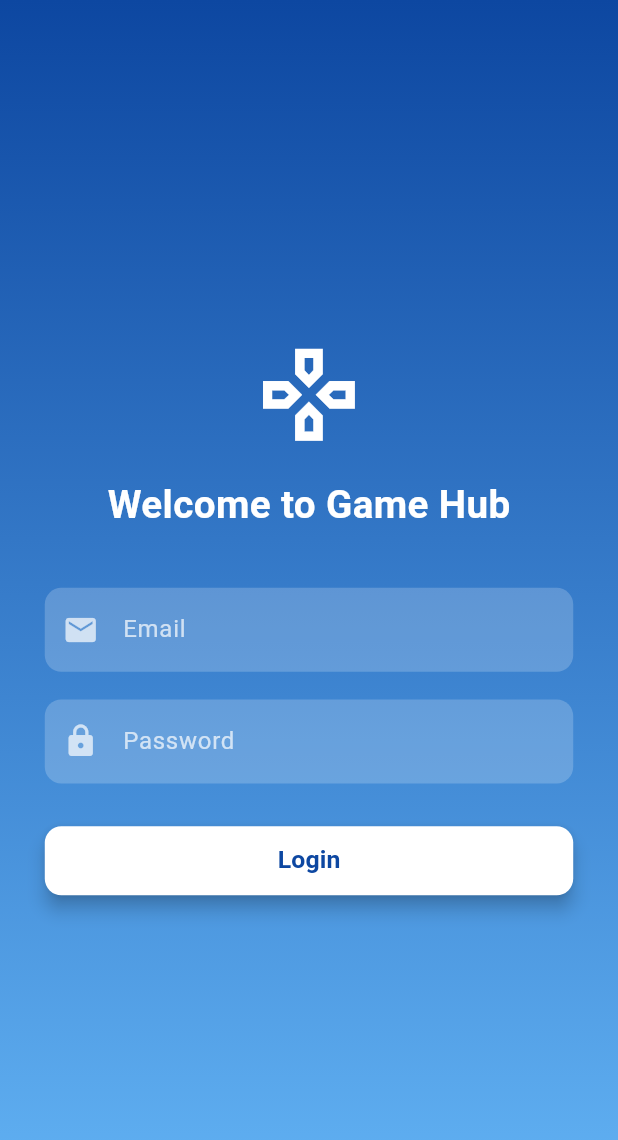
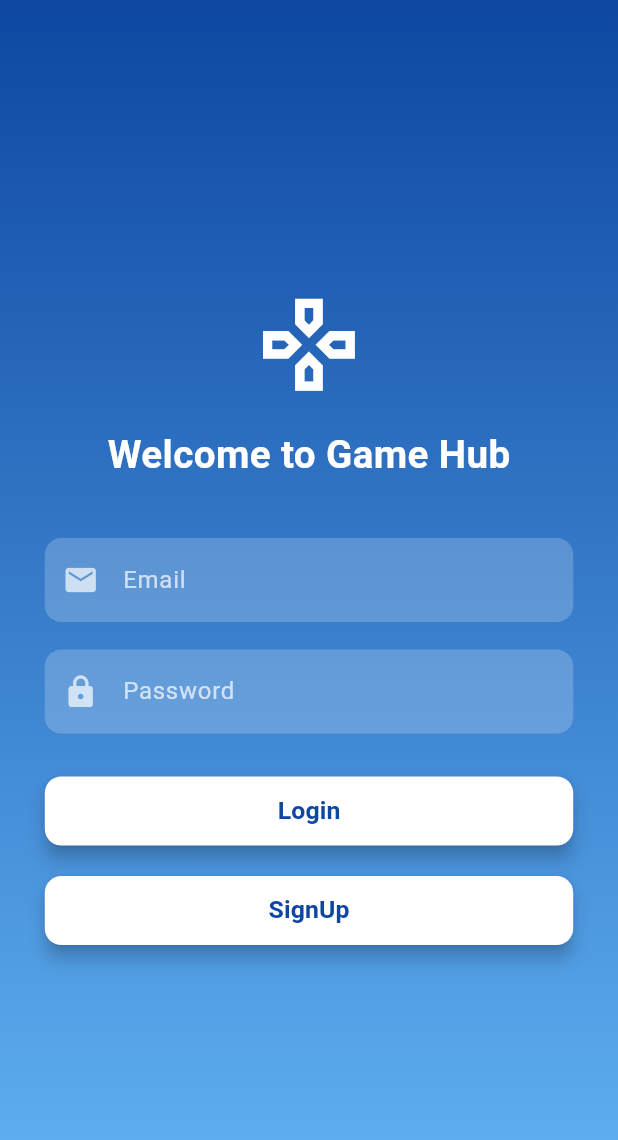
Before and after one commit to khathach699/Game_Number_Pick, a Flutter app: the screen it shows after launch, on a phone screen of 412 x 824 dp. Shown: the top 1140 px of the screen. Run offline on Flutter 3.47's test engine with Material 3 defaults, Android fonts, the phone set to English and light mode, and no system bars; our stand-ins replace audioplayers, firebase_auth, firebase_core, flutter_screenutil, fluttertoast, shared_preferences; accounts and stored records are empty.

Commit message:
sign up fire base and fluutertoast

```diff
--- a/lib/src/apps/my_app.dart
+++ b/lib/src/apps/my_app.dart
@@ -1,5 +1,7 @@
 import 'package:flutter/material.dart';
 import 'package:flutter_screenutil/flutter_screenutil.dart';
+import 'package:game_flutter/src/pages/auth/login_page.dart';
+import 'package:game_flutter/src/pages/auth/signup_page.dart';
 import 'package:provider/provider.dart';
 import 'package:game_flutter/src/pages/home/wrapper_page.dart';
 import 'package:game_flutter/src/pages/game/game_page.dart';
@@ -20,8 +22,10 @@ void main() async {
 class MyApp extends StatelessWidget {
   const MyApp({super.key});
 
-  static final RouteObserver<PageRoute> routeObserver = RouteObserver<PageRoute>();
-  static final GlobalKey<NavigatorState> navigatorKey = GlobalKey<NavigatorState>();
+  static final RouteObserver<PageRoute> routeObserver =
+      RouteObserver<PageRoute>();
+  static final GlobalKey<NavigatorState> navigatorKey =
+      GlobalKey<NavigatorState>();
 
   @override
   Widget build(BuildContext context) {
@@ -31,7 +35,7 @@ class MyApp extends StatelessWidget {
         ChangeNotifierProvider(create: (_) => LevelProvider()),
         ChangeNotifierProvider(create: (_) => GameProvider()),
         ChangeNotifierProvider(create: (_) => AudioProvider()),
-        ChangeNotifierProvider(create: (_) => AuthProvider()), // Thêm AuthProvider
+        ChangeNotifierProvider(create: (_) => AuthProvider()),
       ],
       child: ScreenUtilInit(
         designSize: const Size(414, 896),
@@ -49,6 +53,8 @@ class MyApp extends StatelessWidget {
               HighScorePage.routeName: (context) => const HighScorePage(),
               LevelPage.routeName: (context) => const LevelPage(),
               SettingPage.routeName: (context) => const SettingPage(),
+              SignupPage.routeName: (context) => const SignupPage(),
+              LoginPage.routeName: (context) => const LoginPage(),
             },
             navigatorObservers: [routeObserver],
           );
--- a/lib/src/pages/home/login_page.dart
+++ b/lib/src/pages/auth/login_page.dart
@@ -1,36 +1,25 @@
 import 'package:flutter/material.dart';
 import 'package:flutter_screenutil/flutter_screenutil.dart';
+import 'package:game_flutter/src/pages/auth/signup_page.dart';
+import 'package:game_flutter/src/pages/auth/widget/cus_tom_button.dart';
 import 'package:provider/provider.dart';
 import 'package:game_flutter/src/providers/auth_provider.dart';
 
 class LoginPage extends StatefulWidget {
+  static const String routeName = '/login';
   const LoginPage({super.key});
 
   @override
-  State<LoginPage> createState() => _LoginPageState();
+  _LoginPageState createState() => _LoginPageState();
 }
 
 class _LoginPageState extends State<LoginPage> {
-  final TextEditingController email = TextEditingController();
-  final TextEditingController password = TextEditingController();
-  bool _isLoading = false;
-
-  Future<void> signIn() async {
-    setState(() => _isLoading = true);
-    try {
-      await Provider.of<AuthProvider>(context, listen: false)
-          .signIn(email.text.trim(), password.text.trim());
-    } catch (e) {
-      ScaffoldMessenger.of(context).showSnackBar(
-        SnackBar(content: Text('Login failed: ${e.toString()}')),
-      );
-    } finally {
-      setState(() => _isLoading = false);
-    }
-  }
-
   @override
   Widget build(BuildContext context) {
+    final email = TextEditingController();
+    final password = TextEditingController();
+    final authProvider = Provider.of<AuthProvider>(context);
+
     return Scaffold(
       body: Container(
         decoration: BoxDecoration(
@@ -46,11 +35,7 @@ class _LoginPageState extends State<LoginPage> {
             child: Column(
               mainAxisAlignment: MainAxisAlignment.center,
               children: [
-                Icon(
-                  Icons.gamepad_outlined,
-                  size: 80.sp,
-                  color: Colors.white,
-                ),
+                Icon(Icons.gamepad_outlined, size: 80.sp, color: Colors.white),
                 20.verticalSpace,
                 Text(
                   'Welcome to Game Hub',
@@ -94,26 +79,22 @@ class _LoginPageState extends State<LoginPage> {
                   ),
                 ),
                 30.verticalSpace,
-                ElevatedButton(
-                  onPressed: _isLoading ? null : signIn,
-                  style: ElevatedButton.styleFrom(
-                    backgroundColor: Colors.white,
-                    foregroundColor: Colors.blue.shade900,
-                    minimumSize: Size(double.infinity, 50.h),
-                    shape: RoundedRectangleBorder(
-                      borderRadius: BorderRadius.circular(12.r),
-                    ),
-                    elevation: 5,
-                  ),
-                  child: _isLoading
-                      ? CircularProgressIndicator(color: Colors.blue.shade900)
-                      : Text(
-                    'Login',
-                    style: TextStyle(
-                      fontSize: 18.sp,
-                      fontWeight: FontWeight.bold,
-                    ),
-                  ),
+                CustomButton(
+                  onPressed:
+                      authProvider.isLoading
+                          ? null
+                          : () => authProvider.signIn(
+                            email.text.trim(),
+                            password.text.trim(),
+                          ),
+
+                  text: authProvider.isLoading ? "Loading..." : "Login",
+                ),
+                20.verticalSpace,
+                CustomButton(
+                  onPressed:
+                      () => Navigator.pushNamed(context, SignupPage.routeName),
+                  text: "SignUp",
                 ),
               ],
             ),
--- /dev/null
+++ b/lib/src/pages/auth/widget/cus_tom_button.dart
@@ -0,0 +1,39 @@
+import 'package:flutter/material.dart';
+import 'package:flutter/widgets.dart';
+import 'package:flutter_screenutil/flutter_screenutil.dart';
+
+class CustomButton extends StatelessWidget {
+  final VoidCallback? onPressed;
+  final bool isLoading;
+  final String text;
+
+  const CustomButton({
+    super.key,
+    required this.onPressed,
+    this.isLoading = false,
+    required this.text,
+  });
+
+  @override
+  Widget build(BuildContext context) {
+    return ElevatedButton(
+      onPressed: isLoading ? null : onPressed,
+      style: ElevatedButton.styleFrom(
+        backgroundColor: Colors.white,
+        foregroundColor: Colors.blue.shade900,
+        minimumSize: Size(double.infinity, 50.h),
+        shape: RoundedRectangleBorder(
+          borderRadius: BorderRadius.circular(12.r),
+        ),
+        elevation: 5,
+      ),
+      child:
+          isLoading
+              ? CircularProgressIndicator(color: Colors.blue.shade900)
+              : Text(
+                text,
+                style: TextStyle(fontSize: 18.sp, fontWeight: FontWeight.bold),
+              ),
+    );
+  }
+}
--- a/lib/src/pages/home/wrapper_page.dart
+++ b/lib/src/pages/home/wrapper_page.dart
@@ -2,7 +2,7 @@ import 'package:flutter/material.dart';
 import 'package:provider/provider.dart';
 import 'package:game_flutter/src/providers/auth_provider.dart';
 import 'package:game_flutter/src/pages/home/home_page.dart';
-import 'login_page.dart';
+import '../auth/login_page.dart';
 
 class WrapperPage extends StatelessWidget {
   const WrapperPage({super.key});
--- a/pubspec.yaml
+++ b/pubspec.yaml
@@ -22,6 +22,7 @@ dependencies:
   get_it: ^8.0.3
   firebase_core: ^3.12.1
   firebase_auth: ^5.5.1
+  fluttertoast: ^8.2.12
 
 dev_dependencies:
   flutter_test:
```
Also changed, not shown: lib/src/pages/auth/signup_page.dart (added, +92 -0 lines), lib/src/pages/auth/widget/cus_tom_text.dart (added, +36 -0 lines), lib/src/providers/auth_provider.dart (+147 -1 lines), pubspec.lock.
